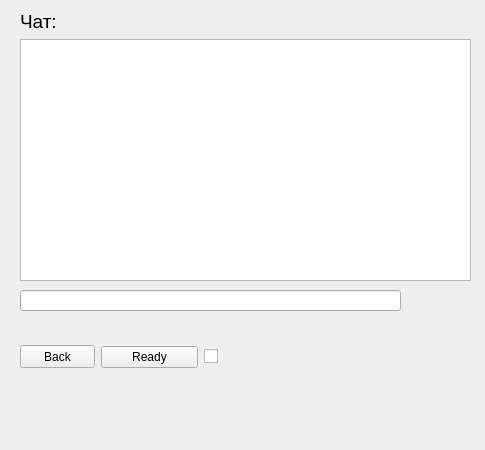
This is Qtfiles/room.ui in DushkoffInc/Seawars_client as Qt 5 draws it before an edit. The edited form follows.
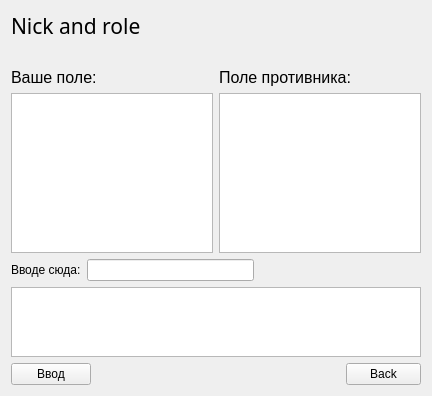
This is the edited form.

Commit message: Добавлена логика проверки корректности расположения кораблей. Добавлены методы: по стрельбе, проверки очередности хода, get field, save field

```diff
--- a/Qtfiles/room.ui
+++ b/Qtfiles/room.ui
@@ -6,112 +6,220 @@
    <rect>
     <x>0</x>
     <y>0</y>
-    <width>485</width>
-    <height>450</height>
+    <width>432</width>
+    <height>396</height>
    </rect>
   </property>
   <property name="minimumSize">
    <size>
-    <width>485</width>
-    <height>450</height>
+    <width>0</width>
+    <height>0</height>
    </size>
   </property>
   <property name="windowTitle">
    <string>SeaWars</string>
   </property>
-  <widget class="QLineEdit" name="lineEdit">
-   <property name="geometry">
-    <rect>
-     <x>20</x>
-     <y>290</y>
-     <width>381</width>
-     <height>21</height>
-    </rect>
-   </property>
-  </widget>
-  <widget class="QWidget" name="">
-   <property name="geometry">
-    <rect>
-     <x>20</x>
-     <y>330</y>
-     <width>281</width>
-     <height>54</height>
-    </rect>
-   </property>
-   <layout class="QHBoxLayout" name="horizontalLayout_2">
-    <item>
-     <widget class="QPushButton" name="back_btn">
-      <property name="maximumSize">
-       <size>
-        <width>75</width>
-        <height>23</height>
-       </size>
-      </property>
-      <property name="text">
-       <string>Back</string>
-      </property>
-     </widget>
-    </item>
-    <item>
-     <widget class="QPushButton" name="ready_btn">
-      <property name="text">
-       <string>Ready</string>
-      </property>
-     </widget>
-    </item>
-    <item>
-     <widget class="QCheckBox" name="checkBox">
-      <property name="text">
-       <string/>
-      </property>
-     </widget>
-    </item>
-   </layout>
-  </widget>
-  <widget class="QWidget" name="">
-   <property name="geometry">
-    <rect>
-     <x>20</x>
-     <y>10</y>
-     <width>451</width>
-     <height>271</height>
-    </rect>
-   </property>
-   <layout class="QVBoxLayout" name="verticalLayout_2">
-    <item>
-     <layout class="QHBoxLayout" name="horizontalLayout">
-      <item>
-       <widget class="QLabel" name="label">
-        <property name="font">
-         <font>
-          <pointsize>14</pointsize>
-         </font>
-        </property>
-        <property name="text">
-         <string>Чат:</string>
-        </property>
-       </widget>
-      </item>
-      <item>
-       <spacer name="horizontalSpacer">
-        <property name="orientation">
-         <enum>Qt::Horizontal</enum>
-        </property>
-        <property name="sizeHint" stdset="0">
-         <size>
-          <width>40</width>
-          <height>20</height>
-         </size>
-        </property>
-       </spacer>
-      </item>
-     </layout>
-    </item>
-    <item>
-     <widget class="QTextBrowser" name="textBrowser"/>
-    </item>
-   </layout>
-  </widget>
+  <layout class="QGridLayout" name="gridLayout">
+   <item row="0" column="0">
+    <layout class="QVBoxLayout" name="verticalLayout_3">
+     <item>
+      <layout class="QVBoxLayout" name="verticalLayout_2">
+       <item>
+        <widget class="QLabel" name="label_2">
+         <property name="font">
+          <font>
+           <family>Papyrus</family>
+           <pointsize>16</pointsize>
+          </font>
+         </property>
+         <property name="text">
+          <string>Nick and role</string>
+         </property>
+        </widget>
+       </item>
+       <item>
+        <layout class="QHBoxLayout" name="horizontalLayout">
+         <item>
+          <spacer name="horizontalSpacer">
+           <property name="orientation">
+            <enum>Qt::Horizontal</enum>
+           </property>
+           <property name="sizeHint" stdset="0">
+            <size>
+             <width>40</width>
+             <height>20</height>
+            </size>
+           </property>
+          </spacer>
+         </item>
+        </layout>
+       </item>
+      </layout>
+     </item>
+     <item>
+      <layout class="QHBoxLayout" name="horizontalLayout_6">
+       <item>
+        <layout class="QVBoxLayout" name="verticalLayout_4">
+         <item>
+          <layout class="QHBoxLayout" name="horizontalLayout_4">
+           <item>
+            <widget class="QLabel" name="your_field_lable">
+             <property name="font">
+              <font>
+               <pointsize>12</pointsize>
+              </font>
+             </property>
+             <property name="text">
+              <string>Ваше поле:</string>
+             </property>
+            </widget>
+           </item>
+           <item>
+            <spacer name="horizontalSpacer_3">
+             <property name="orientation">
+              <enum>Qt::Horizontal</enum>
+             </property>
+             <property name="sizeHint" stdset="0">
+              <size>
+               <width>40</width>
+               <height>20</height>
+              </size>
+             </property>
+            </spacer>
+           </item>
+          </layout>
+         </item>
+         <item>
+          <widget class="QTextBrowser" name="your_field"/>
+         </item>
+        </layout>
+       </item>
+       <item>
+        <layout class="QVBoxLayout" name="verticalLayout_5">
+         <item>
+          <layout class="QHBoxLayout" name="horizontalLayout_5">
+           <item>
+            <widget class="QLabel" name="enemy_field_lable">
+             <property name="font">
+              <font>
+               <pointsize>12</pointsize>
+              </font>
+             </property>
+             <property name="text">
+              <string>Поле противника:</string>
+             </property>
+            </widget>
+           </item>
+           <item>
+            <spacer name="horizontalSpacer_4">
+             <property name="orientation">
+              <enum>Qt::Horizontal</enum>
+             </property>
+             <property name="sizeHint" stdset="0">
+              <size>
+               <width>40</width>
+               <height>20</height>
+              </size>
+             </property>
+            </spacer>
+           </item>
+          </layout>
+         </item>
+         <item>
+          <widget class="QTextBrowser" name="enemy_field"/>
+         </item>
+        </layout>
+       </item>
+      </layout>
+     </item>
+     <item>
+      <layout class="QHBoxLayout" name="horizontalLayout_3"/>
+     </item>
+     <item>
+      <layout class="QVBoxLayout" name="verticalLayout_6">
+       <item>
+        <layout class="QHBoxLayout" name="horizontalLayout_7">
+         <item>
+          <widget class="QLabel" name="label">
+           <property name="text">
+            <string>Вводе сюда:</string>
+           </property>
+          </widget>
+         </item>
+         <item>
+          <widget class="QLineEdit" name="game_line"/>
+         </item>
+         <item>
+          <spacer name="horizontalSpacer_2">
+           <property name="orientation">
+            <enum>Qt::Horizontal</enum>
+           </property>
+           <property name="sizeHint" stdset="0">
+            <size>
+             <width>40</width>
+             <height>20</height>
+            </size>
+           </property>
+          </spacer>
+         </item>
+        </layout>
+       </item>
+       <item>
+        <widget class="QTextBrowser" name="info_browser">
+         <property name="maximumSize">
+          <size>
+           <width>16777215</width>
+           <height>70</height>
+          </size>
+         </property>
+        </widget>
+       </item>
+      </layout>
+     </item>
+     <item>
+      <layout class="QVBoxLayout" name="verticalLayout">
+       <item>
+        <layout class="QHBoxLayout" name="horizontalLayout_2">
+         <item>
+          <widget class="QPushButton" name="enter_btn">
+           <property name="text">
+            <string>Ввод</string>
+           </property>
+          </widget>
+         </item>
+         <item>
+          <spacer name="horizontalSpacer_5">
+           <property name="orientation">
+            <enum>Qt::Horizontal</enum>
+           </property>
+           <property name="sizeHint" stdset="0">
+            <size>
+             <width>40</width>
+             <height>20</height>
+            </size>
+           </property>
+          </spacer>
+         </item>
+         <item>
+          <widget class="QPushButton" name="back_btn">
+           <property name="maximumSize">
+            <size>
+             <width>75</width>
+             <height>23</height>
+            </size>
+           </property>
+           <property name="text">
+            <string>Back</string>
+           </property>
+          </widget>
+         </item>
+        </layout>
+       </item>
+      </layout>
+     </item>
+    </layout>
+   </item>
+  </layout>
  </widget>
  <resources/>
  <connections>
```
Left out of the diff: 24 changed lines with no effect on the pictures. The commit also changes 22 other files.
